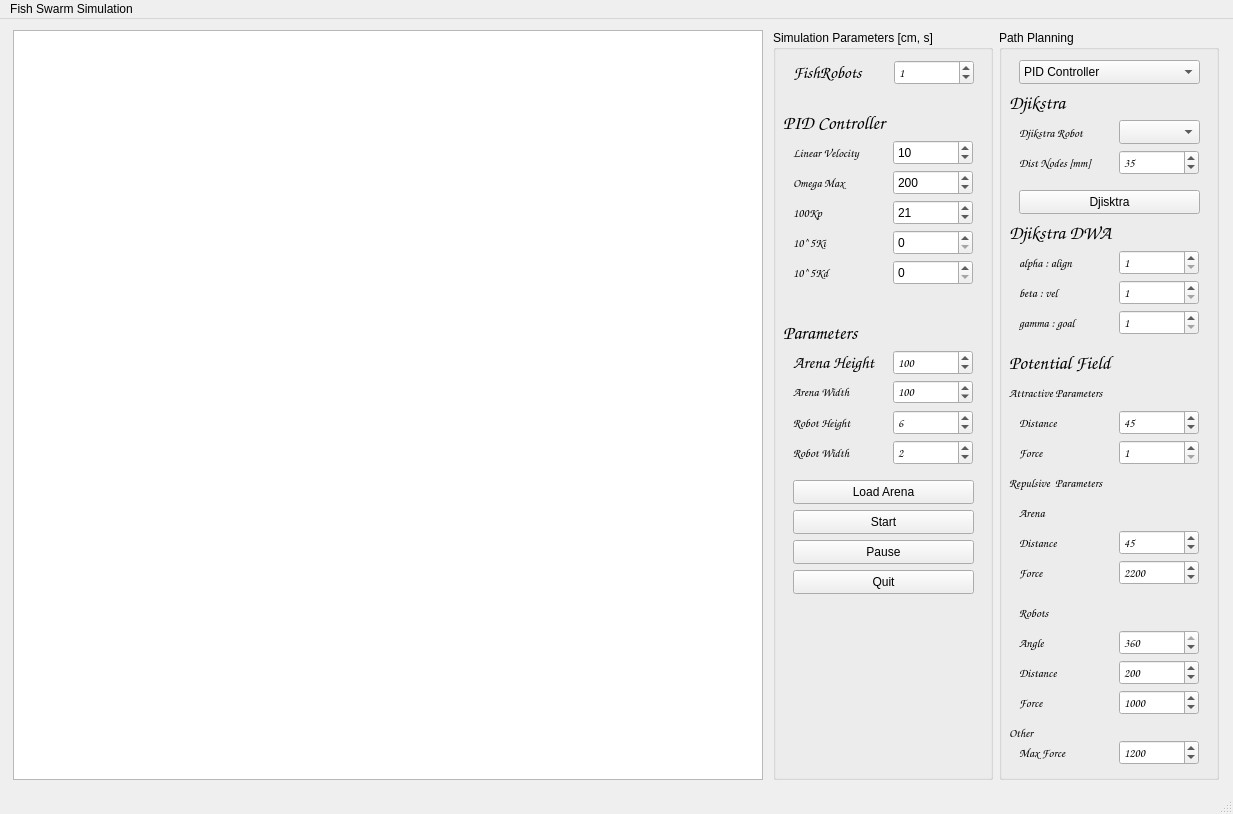
This is swarminterface.ui in gribovskiy/FishSwarm as Qt 5 draws it before an edit. The edited form follows.
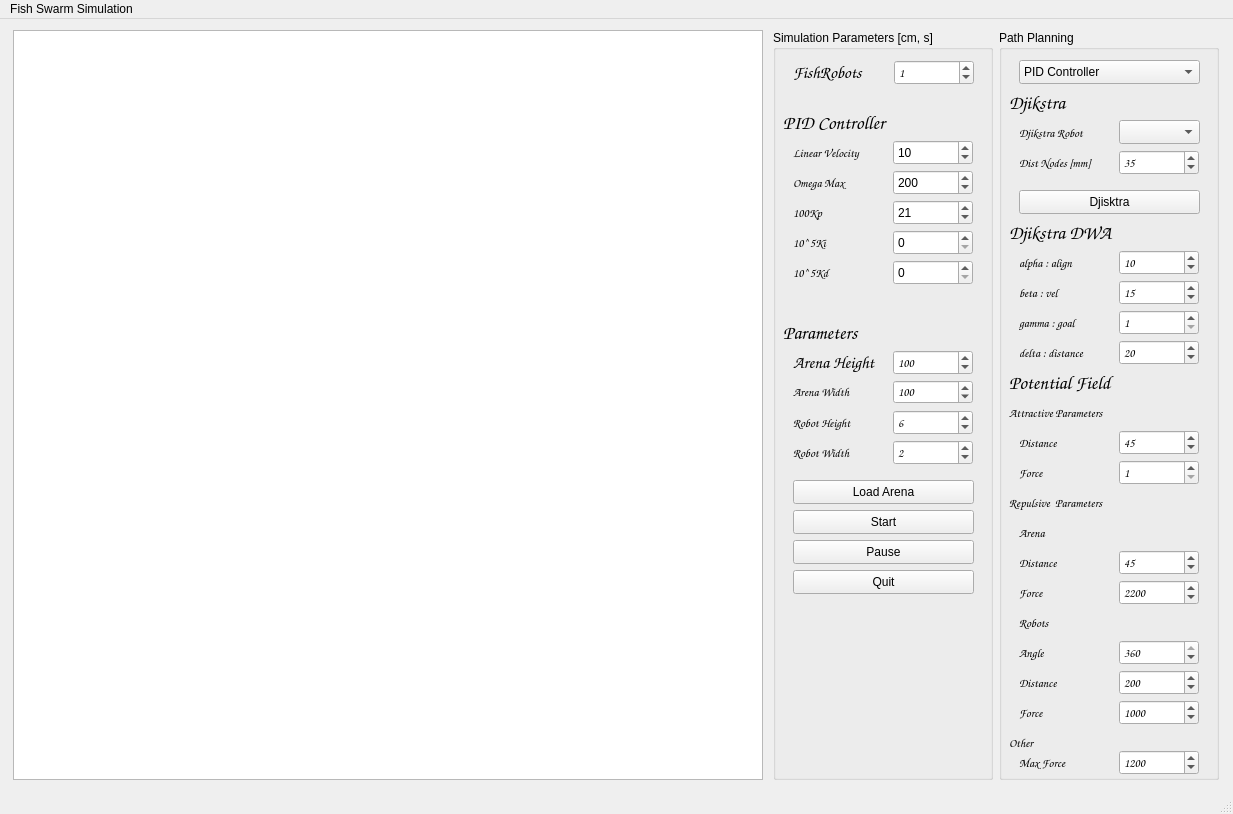
This is the edited form.

Commit message: dynamic windows still requires debug, possible issue regarding the position of the goal, need to incoporate the size of the inaccessible window into the simulators' variable parameters. TODO later : redo a djikstra once the dynamic window has finished avoiding the obstacle

```diff
--- a/swarminterface.ui
+++ b/swarminterface.ui
@@ -638,7 +638,7 @@
          <property name="geometry">
           <rect>
            <x>120</x>
-           <y>380</y>
+           <y>400</y>
            <width>80</width>
            <height>25</height>
           </rect>
@@ -671,7 +671,7 @@
          <property name="geometry">
           <rect>
            <x>20</x>
-           <y>530</y>
+           <y>550</y>
            <width>71</width>
            <height>25</height>
           </rect>
@@ -689,7 +689,7 @@
          <property name="geometry">
           <rect>
            <x>120</x>
-           <y>410</y>
+           <y>430</y>
            <width>80</width>
            <height>25</height>
           </rect>
@@ -735,7 +735,7 @@
          <property name="geometry">
           <rect>
            <x>20</x>
-           <y>570</y>
+           <y>580</y>
            <width>181</width>
            <height>25</height>
           </rect>
@@ -753,7 +753,7 @@
          <property name="geometry">
           <rect>
            <x>10</x>
-           <y>350</y>
+           <y>370</y>
            <width>181</width>
            <height>25</height>
           </rect>
@@ -771,7 +771,7 @@
          <property name="geometry">
           <rect>
            <x>20</x>
-           <y>500</y>
+           <y>520</y>
            <width>71</width>
            <height>25</height>
           </rect>
@@ -789,7 +789,7 @@
          <property name="geometry">
           <rect>
            <x>120</x>
-           <y>600</y>
+           <y>610</y>
            <width>80</width>
            <height>25</height>
           </rect>
@@ -822,7 +822,7 @@
          <property name="geometry">
           <rect>
            <x>120</x>
-           <y>530</y>
+           <y>550</y>
            <width>80</width>
            <height>25</height>
           </rect>
@@ -855,7 +855,7 @@
          <property name="geometry">
           <rect>
            <x>20</x>
-           <y>380</y>
+           <y>400</y>
            <width>71</width>
            <height>25</height>
           </rect>
@@ -891,7 +891,7 @@
          <property name="geometry">
           <rect>
            <x>120</x>
-           <y>500</y>
+           <y>520</y>
            <width>80</width>
            <height>25</height>
           </rect>
@@ -934,7 +934,7 @@
          <property name="geometry">
           <rect>
            <x>20</x>
-           <y>410</y>
+           <y>430</y>
            <width>71</width>
            <height>25</height>
           </rect>
@@ -952,7 +952,7 @@
          <property name="geometry">
           <rect>
            <x>10</x>
-           <y>320</y>
+           <y>340</y>
            <width>181</width>
            <height>25</height>
           </rect>
@@ -974,7 +974,7 @@
          <property name="geometry">
           <rect>
            <x>20</x>
-           <y>600</y>
+           <y>610</y>
            <width>71</width>
            <height>25</height>
           </rect>
@@ -992,7 +992,7 @@
          <property name="geometry">
           <rect>
            <x>10</x>
-           <y>440</y>
+           <y>460</y>
            <width>181</width>
            <height>25</height>
           </rect>
@@ -1091,7 +1091,7 @@
          <property name="geometry">
           <rect>
            <x>10</x>
-           <y>690</y>
+           <y>700</y>
            <width>181</width>
            <height>25</height>
           </rect>
@@ -1109,7 +1109,7 @@
          <property name="geometry">
           <rect>
            <x>20</x>
-           <y>710</y>
+           <y>720</y>
            <width>71</width>
            <height>25</height>
           </rect>
@@ -1127,7 +1127,7 @@
          <property name="geometry">
           <rect>
            <x>120</x>
-           <y>710</y>
+           <y>720</y>
            <width>80</width>
            <height>25</height>
           </rect>
@@ -1160,7 +1160,7 @@
          <property name="geometry">
           <rect>
            <x>20</x>
-           <y>470</y>
+           <y>490</y>
            <width>181</width>
            <height>25</height>
           </rect>
@@ -1178,7 +1178,7 @@
          <property name="geometry">
           <rect>
            <x>20</x>
-           <y>630</y>
+           <y>640</y>
            <width>71</width>
            <height>25</height>
           </rect>
@@ -1196,7 +1196,7 @@
          <property name="geometry">
           <rect>
            <x>20</x>
-           <y>660</y>
+           <y>670</y>
            <width>71</width>
            <height>25</height>
           </rect>
@@ -1214,7 +1214,7 @@
          <property name="geometry">
           <rect>
            <x>120</x>
-           <y>630</y>
+           <y>640</y>
            <width>80</width>
            <height>25</height>
           </rect>
@@ -1247,7 +1247,7 @@
          <property name="geometry">
           <rect>
            <x>120</x>
-           <y>660</y>
+           <y>670</y>
            <width>80</width>
            <height>25</height>
           </rect>
@@ -1382,7 +1382,7 @@
           <number>1</number>
          </property>
          <property name="value">
-          <number>1</number>
+          <number>10</number>
          </property>
         </widget>
         <widget class="QSpinBox" name="beta_spinbox">
@@ -1415,7 +1415,7 @@
           <number>1</number>
          </property>
          <property name="value">
-          <number>1</number>
+          <number>15</number>
          </property>
         </widget>
         <widget class="QSpinBox" name="gamma_spinbox">
@@ -1454,6 +1454,60 @@
           <number>10</number>
          </property>
         </widget>
+        <widget class="QLabel" name="DjikstraRobotLabel_4">
+         <property name="geometry">
+          <rect>
+           <x>20</x>
+           <y>310</y>
+           <width>121</width>
+           <height>25</height>
+          </rect>
+         </property>
+         <property name="font">
+          <font>
+           <family>Comic Sans MS</family>
+          </font>
+         </property>
+         <property name="text">
+          <string>delta : distance</string>
+         </property>
+        </widget>
+        <widget class="QSpinBox" name="delta_spinbox">
+         <property name="geometry">
+          <rect>
+           <x>120</x>
+           <y>310</y>
+           <width>80</width>
+           <height>25</height>
+          </rect>
+         </property>
+         <property name="maximumSize">
+          <size>
+           <width>80</width>
+           <height>16777215</height>
+          </size>
+         </property>
+         <property name="font">
+          <font>
+           <family>Comic Sans MS</family>
+          </font>
+         </property>
+         <property name="minimum">
+          <number>1</number>
+         </property>
+         <property name="maximum">
+          <number>1000</number>
+         </property>
+         <property name="singleStep">
+          <number>1</number>
+         </property>
+         <property name="value">
+          <number>20</number>
+         </property>
+         <property name="displayIntegerBase">
+          <number>10</number>
+         </property>
+        </widget>
        </widget>
       </item>
      </layout>
```
The commit also changes 7 other files.
